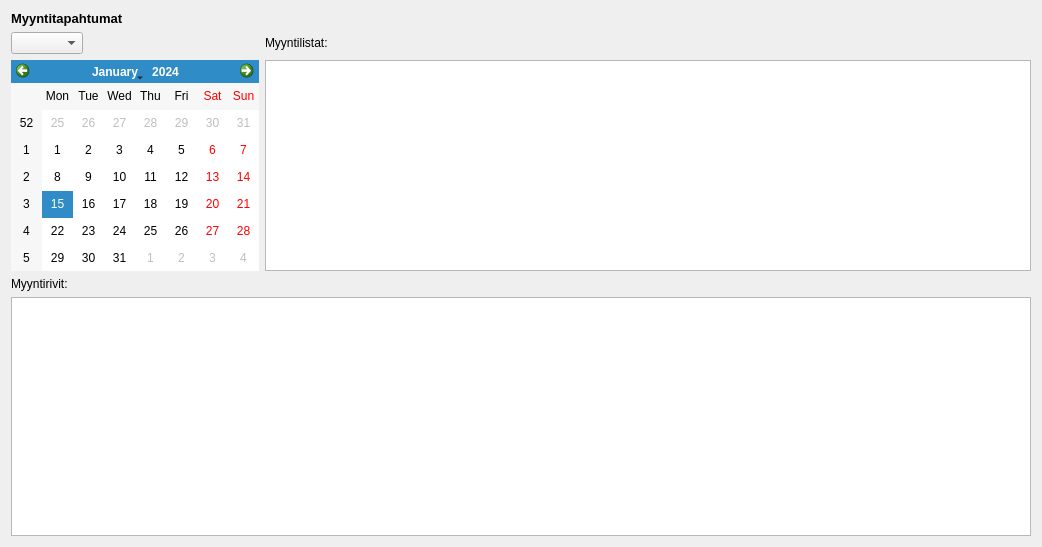
t3vato00/projekti1, file ui/sales/sales_tracking.ui: the form before one commit.
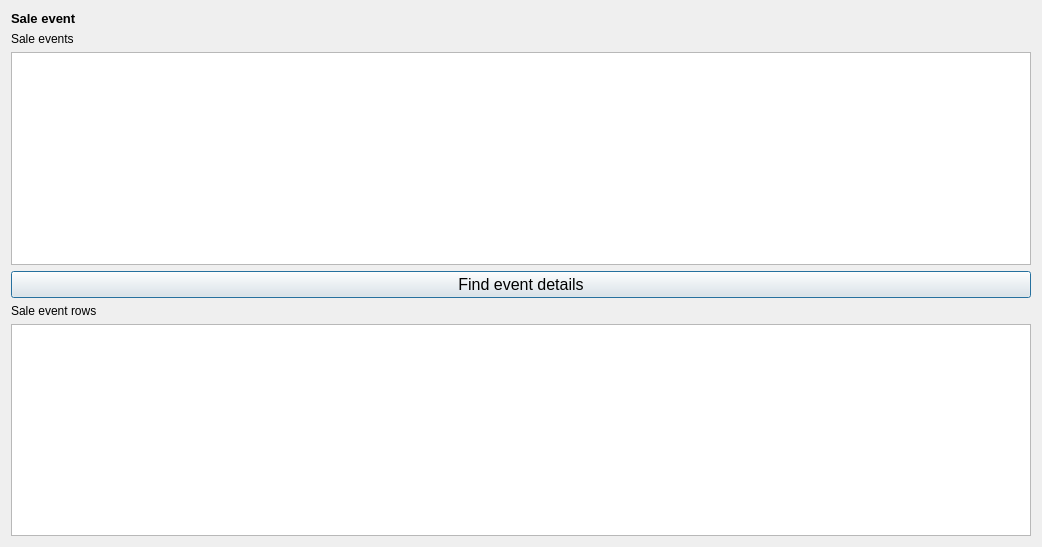
The form after the commit.

The edit to the form file:
```diff
--- a/ui/sales/sales_tracking.ui
+++ b/ui/sales/sales_tracking.ui
@@ -13,8 +13,39 @@
   <property name="windowTitle">
    <string>Dialog</string>
   </property>
-  <layout class="QVBoxLayout" name="verticalLayout">
-   <item>
+  <layout class="QGridLayout" name="gridLayout">
+   <item row="5" column="1">
+    <widget class="QTableView" name="tableView_sales_event"/>
+   </item>
+   <item row="6" column="1">
+    <widget class="QPushButton" name="pushButton">
+     <property name="minimumSize">
+      <size>
+       <width>0</width>
+       <height>20</height>
+      </size>
+     </property>
+     <property name="font">
+      <font>
+       <pointsize>12</pointsize>
+      </font>
+     </property>
+     <property name="text">
+      <string>Find event details</string>
+     </property>
+    </widget>
+   </item>
+   <item row="8" column="1">
+    <widget class="QTableView" name="tableView_sales_row"/>
+   </item>
+   <item row="4" column="1">
+    <widget class="QLabel" name="label_3">
+     <property name="text">
+      <string>Sale events</string>
+     </property>
+    </widget>
+   </item>
+   <item row="0" column="1">
     <widget class="QLabel" name="label_2">
      <property name="font">
       <font>
@@ -24,40 +55,17 @@
       </font>
      </property>
      <property name="text">
-      <string>Myyntitapahtumat</string>
+      <string>Sale event</string>
      </property>
     </widget>
    </item>
-   <item>
-    <layout class="QFormLayout" name="formLayout">
-     <item row="2" column="0">
-      <widget class="QCalendarWidget" name="calendarWidget"/>
-     </item>
-     <item row="2" column="1">
-      <widget class="QTableWidget" name="tableWidget_2"/>
-     </item>
-     <item row="1" column="0">
-      <widget class="QComboBox" name="comboBox"/>
-     </item>
-     <item row="1" column="1">
-      <widget class="QLabel" name="label_3">
-       <property name="text">
-        <string>Myyntilistat:</string>
-       </property>
-      </widget>
-     </item>
-    </layout>
-   </item>
-   <item>
+   <item row="7" column="1">
     <widget class="QLabel" name="label">
      <property name="text">
-      <string>Myyntirivit:</string>
+      <string>Sale event rows</string>
      </property>
     </widget>
    </item>
-   <item>
-    <widget class="QTableWidget" name="tableWidget"/>
-   </item>
   </layout>
  </widget>
  <resources/>
```
